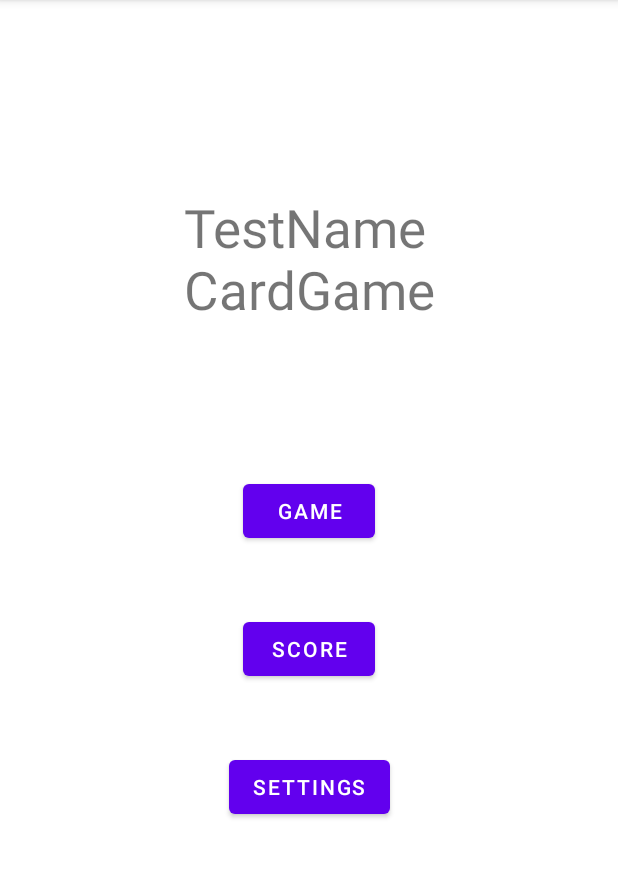
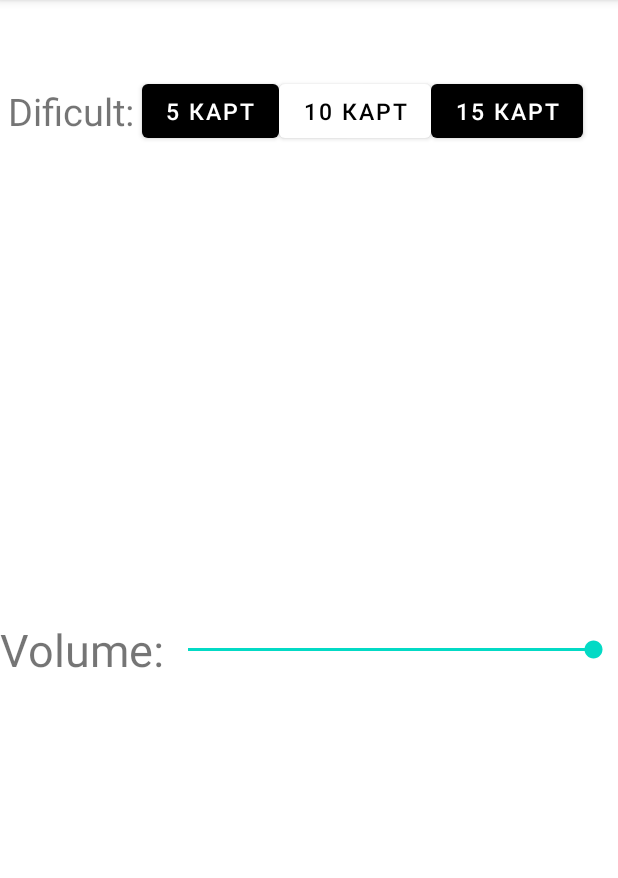
Before and after one commit to shumslav/GameCardForTest, an Android app: the screen it shows after launch (MainActivity before the commit, SettingsActivity after it), after a tap on "SETTINGS", on a phone screen of 412 x 824 dp, the part 84-962 px from its top. Run offline under Robolectric (Android 15) with nearby library versions, the phone set to English and light mode, and no system bars.

Commit message:
made Settings.kt made SettingsActivity.kt made SQLiteHelper.kt made Card.kt

```diff
--- a/app/src/main/AndroidManifest.xml
+++ b/app/src/main/AndroidManifest.xml
@@ -9,7 +9,8 @@
         android:roundIcon="@mipmap/ic_launcher_round"
         android:supportsRtl="true"
         android:theme="@style/Theme.CardGameForTest">
-        <activity android:name=".Activity.GameActivity"></activity>
+        <activity android:name=".Activity.SettingsActivity"></activity>
+        <activity android:name=".Activity.GameActivity" />
         <activity android:name=".Activity.MainActivity">
             <intent-filter>
                 <action android:name="android.intent.action.MAIN" />
--- a/app/src/main/java/com/shumslav/cardgamefortest/Activity/MainActivity.kt
+++ b/app/src/main/java/com/shumslav/cardgamefortest/Activity/MainActivity.kt
@@ -24,7 +24,7 @@ class MainActivity : AppCompatActivity() {
         }
 
         buttonSettings.setOnClickListener {
-            TODO()
+            startActivity(Intent(this,SettingsActivity::class.java))
         }
     }
 }
--- /dev/null
+++ b/app/src/main/java/com/shumslav/cardgamefortest/Activity/SettingsActivity.kt
@@ -0,0 +1,92 @@
+package com.shumslav.cardgamefortest.Activity
+
+import androidx.appcompat.app.AppCompatActivity
+import android.os.Bundle
+import android.widget.Button
+import android.widget.SeekBar
+import com.shumslav.cardgamefortest.Data.Models.SettingsApp
+import com.shumslav.cardgamefortest.Data.SQLite.SQLiteHelper
+import com.shumslav.cardgamefortest.R
+
+class SettingsActivity : AppCompatActivity() {
+
+    private val sqlHelper = SQLiteHelper(this)
+    private var dificult = 10
+    private var volumeLevel = 100
+
+    private lateinit var settingsApp: SettingsApp
+    private lateinit var buttonFiveCard:Button
+    private lateinit var buttonTenCard:Button
+    private lateinit var buttonFifteenCard:Button
+    private lateinit var seekVolume:SeekBar
+
+    override fun onCreate(savedInstanceState: Bundle?) {
+        super.onCreate(savedInstanceState)
+        setContentView(R.layout.activity_settings)
+        buttonFiveCard = findViewById(R.id.dificult_five)
+        buttonTenCard = findViewById(R.id.dificult_ten)
+        buttonFifteenCard = findViewById(R.id.dificult_fifteen)
+        seekVolume= findViewById(R.id.seek_bar_volume)
+    }
+
+    override fun onResume() {
+        super.onResume()
+        settingsApp = sqlHelper.getSettings()
+        dificult = settingsApp.dificult.toInt()
+        volumeLevel = settingsApp.volumeLevel.toInt()
+        seekVolume.setProgress(volumeLevel)
+
+        when(dificult){
+            5 -> setColorButtons(buttonFiveCard)
+            10 -> setColorButtons(buttonTenCard)
+            15 -> setColorButtons(buttonFifteenCard)
+        }
+
+        buttonFiveCard.setOnClickListener {
+            dificult = 5
+            setColorButtons(buttonFiveCard)
+
+        }
+
+        buttonTenCard.setOnClickListener {
+            dificult = 10
+            setColorButtons(buttonTenCard)
+        }
+
+        buttonFifteenCard.setOnClickListener {
+            dificult = 15
+            setColorButtons(buttonFifteenCard)
+        }
+
+        seekVolume.setOnSeekBarChangeListener(object: SeekBar.OnSeekBarChangeListener{
+            override fun onProgressChanged(seekBar: SeekBar?, progress: Int, fromUser: Boolean) {
+                volumeLevel = progress
+            }
+            override fun onStartTrackingTouch(seekBar: SeekBar?) {}
+
+            override fun onStopTrackingTouch(seekBar: SeekBar?) {}
+        })
+    }
+
+    override fun onPause() {
+        sqlHelper.insertSettings(SettingsApp(dificult.toString(), volumeLevel.toString()))
+        super.onPause()
+    }
+
+    fun setColorButtons(without:Button){
+        if (buttonFiveCard!=without){
+            buttonFiveCard.setTextColor(resources.getColor(R.color.white))
+            buttonFiveCard.setBackgroundColor(resources.getColor(R.color.black))
+        }
+        if (buttonTenCard!=without){
+            buttonTenCard.setTextColor(resources.getColor(R.color.white))
+            buttonTenCard.setBackgroundColor(resources.getColor(R.color.black))
+        }
+        if (buttonFifteenCard!=without){
+            buttonFifteenCard.setTextColor(resources.getColor(R.color.white))
+            buttonFifteenCard.setBackgroundColor(resources.getColor(R.color.black))
+        }
+        without.setTextColor(resources.getColor(R.color.black))
+        without.setBackgroundColor(resources.getColor(R.color.white))
+    }
+}
--- /dev/null
+++ b/app/src/main/java/com/shumslav/cardgamefortest/Data/Models/Settings.kt
@@ -0,0 +1,15 @@
+package com.shumslav.cardgamefortest.Data.Models
+
+class SettingsApp{
+    var dificult = "10"
+    var volumeLevel = "100"
+
+    constructor()
+
+    constructor(dificult: String, volumeLevel: String) {
+        this.dificult = dificult
+        this.volumeLevel = volumeLevel
+    }
+
+
+}
--- /dev/null
+++ b/app/src/main/java/com/shumslav/cardgamefortest/Data/SQLite/SQLiteHelper.kt
@@ -0,0 +1,54 @@
+package com.shumslav.cardgamefortest.Data.SQLite
+
+import android.content.ContentValues
+import android.content.Context
+import android.database.sqlite.SQLiteDatabase
+import android.database.sqlite.SQLiteOpenHelper
+import com.shumslav.cardgamefortest.Data.Models.SettingsApp
+
+
+val DB_NAME = "CardGame"
+val TABLE_NAME_SETTINGS = "Settings"
+val SETTINGS_COL_DIFICULT = "Dificult"
+val SETTINGS_COL_VOLUME = "Volume"
+
+class SQLiteHelper(val context: Context): SQLiteOpenHelper(context, DB_NAME,null,1) {
+
+    override fun onCreate(db: SQLiteDatabase?) {
+        val createTableUsers = "CREATE TABLE " + TABLE_NAME_SETTINGS + " (" +
+                SETTINGS_COL_DIFICULT + " VARCHAR(256), " +
+                SETTINGS_COL_VOLUME + " VARCHAR(256))"
+        db?.execSQL(createTableUsers)
+    }
+
+    override fun onUpgrade(db: SQLiteDatabase?, oldVersion: Int, newVersion: Int) {
+        TODO("Not yet implemented")
+    }
+
+    fun insertSettings(settings:SettingsApp) {
+        var db = this.writableDatabase
+        db.delete(TABLE_NAME_SETTINGS, null, null)
+        db.close()
+        db = this.writableDatabase
+        val cv = ContentValues()
+        cv.put(SETTINGS_COL_DIFICULT, settings.dificult)
+        cv.put(SETTINGS_COL_VOLUME, settings.volumeLevel)
+        db.insert(TABLE_NAME_SETTINGS, null, cv)
+    }
+
+    fun getSettings():SettingsApp{
+        val db = this.readableDatabase
+        val query = "Select * from $TABLE_NAME_SETTINGS"
+        val settings = SettingsApp()
+        val result = db.rawQuery(query, null)
+        if (result.moveToFirst()){
+            do {
+                settings.dificult = result.getString(result.getColumnIndex(SETTINGS_COL_DIFICULT)).toString()
+                settings.volumeLevel = result.getString(result.getColumnIndex(SETTINGS_COL_VOLUME)).toString()
+            } while (result.moveToNext())
+        }
+        result.close()
+        db.close()
+        return settings
+    }
+}
--- /dev/null
+++ b/app/src/main/res/drawable/anchor.xml
@@ -0,0 +1,5 @@
+<vector android:height="25dp" android:tint="?attr/colorControlNormal"
+    android:viewportHeight="24" android:viewportWidth="24"
+    android:width="25dp" xmlns:android="http://schemas.android.com/apk/res/android">
+    <path android:fillColor="@android:color/white" android:pathData="M17,15l1.55,1.55c-0.96,1.69 -3.33,3.04 -5.55,3.37V11h3V9h-3V7.82C14.16,7.4 15,6.3 15,5c0,-1.65 -1.35,-3 -3,-3S9,3.35 9,5c0,1.3 0.84,2.4 2,2.82V9H8v2h3v8.92c-2.22,-0.33 -4.59,-1.68 -5.55,-3.37L7,15l-4,-3v3c0,3.88 4.92,7 9,7s9,-3.12 9,-7v-3L17,15zM12,4c0.55,0 1,0.45 1,1s-0.45,1 -1,1s-1,-0.45 -1,-1S11.45,4 12,4z"/>
+</vector>
--- a/app/src/main/res/drawable/card.xml
+++ b/app/src/main/res/drawable/card.xml
@@ -9,8 +9,8 @@
             android:topLeftRadius="3dp"
             android:topRightRadius="3dp"/>
             <size
-                android:width="40dp"
-                android:height="50dp"/>
+                android:width="60dp"
+                android:height="70dp"/>
             <gradient
                 android:angle="0"
                 android:centerColor="#FFFFFF"
--- /dev/null
+++ b/app/src/main/res/drawable/hand.xml
@@ -0,0 +1,5 @@
+<vector android:height="25dp" android:tint="?attr/colorControlNormal"
+    android:viewportHeight="24" android:viewportWidth="24"
+    android:width="25dp" xmlns:android="http://schemas.android.com/apk/res/android">
+    <path android:fillColor="@android:color/white" android:pathData="M13,24c-3.26,0 -6.19,-1.99 -7.4,-5.02l-3.03,-7.61C2.26,10.58 3,9.79 3.81,10.05l0.79,0.26c0.56,0.18 1.02,0.61 1.24,1.16L7.25,15H8V3.25C8,2.56 8.56,2 9.25,2s1.25,0.56 1.25,1.25V12h1V1.25C11.5,0.56 12.06,0 12.75,0S14,0.56 14,1.25V12h1V2.75c0,-0.69 0.56,-1.25 1.25,-1.25c0.69,0 1.25,0.56 1.25,1.25V12h1V5.75c0,-0.69 0.56,-1.25 1.25,-1.25S21,5.06 21,5.75V16C21,20.42 17.42,24 13,24z"/>
+</vector>
--- /dev/null
+++ b/app/src/main/res/layout/activity_settings.xml
@@ -0,0 +1,82 @@
+<?xml version="1.0" encoding="utf-8"?>
+<androidx.constraintlayout.widget.ConstraintLayout xmlns:android="http://schemas.android.com/apk/res/android"
+    xmlns:app="http://schemas.android.com/apk/res-auto"
+    xmlns:tools="http://schemas.android.com/tools"
+    android:layout_width="match_parent"
+    android:layout_height="match_parent"
+    tools:context=".Activity.SettingsActivity">
+
+
+    <LinearLayout
+        android:id="@+id/settings_dificult"
+        android:layout_width="match_parent"
+        android:layout_height="wrap_content"
+        android:layout_marginTop="50dp"
+        android:orientation="horizontal"
+        app:layout_constraintEnd_toEndOf="parent"
+        app:layout_constraintStart_toStartOf="parent"
+        app:layout_constraintTop_toTopOf="parent">
+
+        <TextView
+            android:id="@+id/settings_dificult_text"
+            android:layout_width="wrap_content"
+            android:layout_height="wrap_content"
+            android:layout_marginEnd="5dp"
+            android:layout_marginStart="5dp"
+            android:layout_gravity="center"
+            android:textSize="25sp"
+            android:text="Dificult:"/>
+
+        <Button
+            android:id="@+id/dificult_five"
+            android:layout_width="wrap_content"
+            android:layout_height="wrap_content"
+            android:text="5 карт"
+            android:layout_gravity="center"
+            android:textSize="15sp" />
+
+        <Button
+            android:id="@+id/dificult_ten"
+            android:layout_width="wrap_content"
+            android:layout_height="wrap_content"
+            android:text="10 карт"
+            android:layout_gravity="center"
+            android:textSize="15sp" />
+
+        <Button
+            android:id="@+id/dificult_fifteen"
+            android:layout_width="wrap_content"
+            android:layout_height="wrap_content"
+            android:text="15 карт"
+            android:layout_gravity="center"
+            android:textSize="15sp" />
+
+    </LinearLayout>
+
+
+    <LinearLayout
+        android:id="@+id/settings_volume"
+        android:layout_width="match_parent"
+        android:layout_height="wrap_content"
+        android:orientation="horizontal"
+        app:layout_constraintBottom_toBottomOf="parent"
+        app:layout_constraintEnd_toEndOf="parent"
+        app:layout_constraintStart_toStartOf="parent"
+        app:layout_constraintTop_toBottomOf="@+id/settings_dificult">
+
+        <TextView
+            android:layout_width="wrap_content"
+            android:layout_height="wrap_content"
+            android:text="Volume:"
+            android:textSize="30sp" />
+
+        <SeekBar
+            android:id="@+id/seek_bar_volume"
+            android:layout_width="match_parent"
+            android:layout_height="wrap_content"
+            android:layout_gravity="center"
+            android:progress="100" />
+    </LinearLayout>
+
+
+</androidx.constraintlayout.widget.ConstraintLayout>
```
Also changed, not shown: app/src/main/java/com/shumslav/cardgamefortest/Activity/GameActivity.kt (+104 -22 lines), app/src/main/java/com/shumslav/cardgamefortest/Data/Models/Card.kt (added, +12 -0 lines), app/src/main/java/com/shumslav/cardgamefortest/Utils.kt (+20 -2 lines), app/src/main/res/layout/activity_game.xml (+10 -1 lines).
